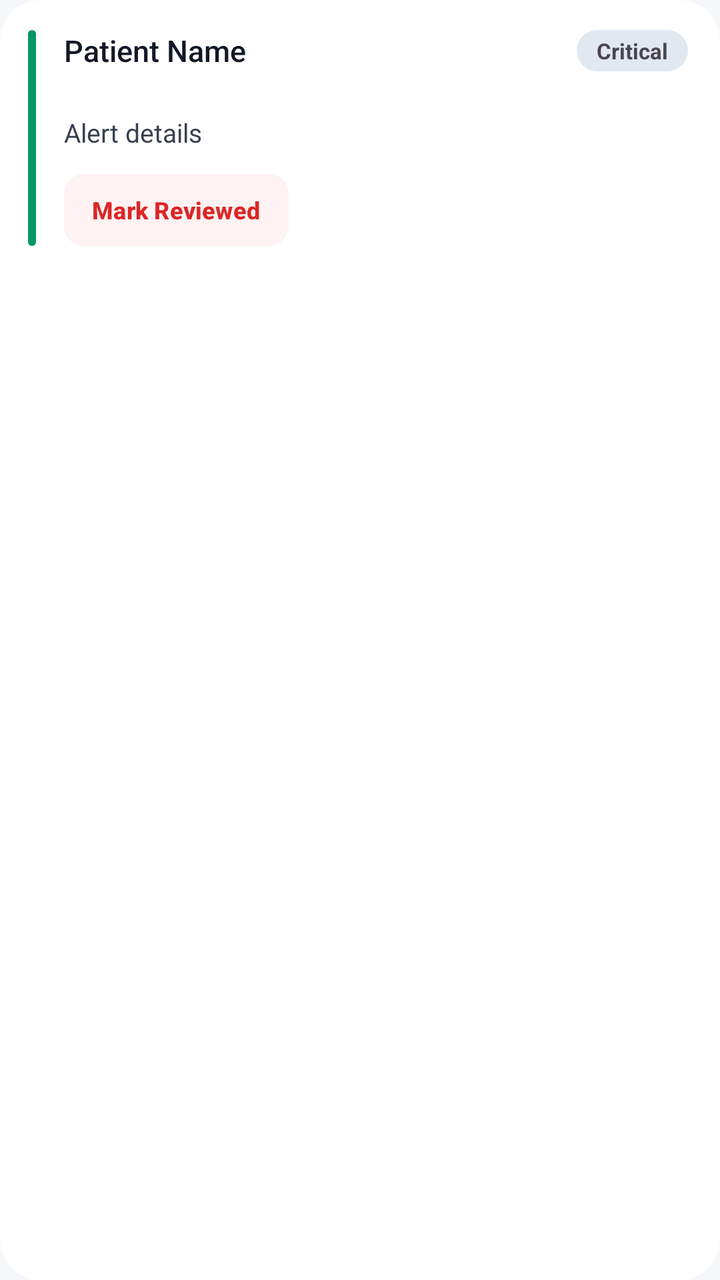
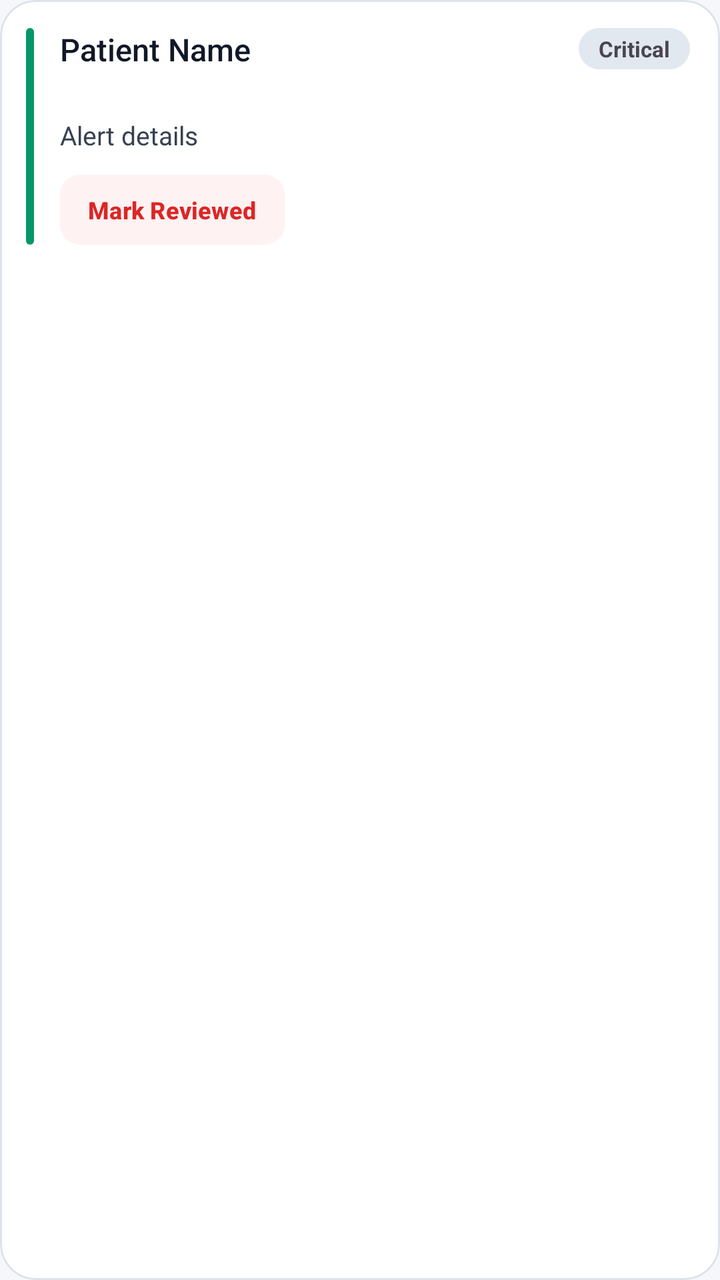

An Android layout rendered at two revisions. The XML below is the earlier revision; the diff shows what the commit changed to produce the second picture.
<!-- AndroidManifest.xml: application theme Theme.FlapGuardAI -->
<!-- res/layout/item_alert_card.xml -->
<?xml version="1.0" encoding="utf-8"?>
<com.google.android.material.card.MaterialCardView xmlns:android="http://schemas.android.com/apk/res/android"
    xmlns:app="http://schemas.android.com/apk/res-auto"
    android:id="@+id/card_alert"
    android:layout_width="match_parent"
    android:layout_height="wrap_content"
    android:layout_marginBottom="10dp"
    android:clickable="true"
    android:focusable="true"
    android:foreground="?attr/selectableItemBackground"
    app:cardBackgroundColor="@color/fg_surface"
    app:cardCornerRadius="20dp"
    app:cardElevation="0dp"
    app:strokeWidth="0dp">

    <LinearLayout
        android:layout_width="match_parent"
        android:layout_height="wrap_content"
        android:orientation="horizontal"
        android:paddingStart="14dp"
        android:paddingTop="15dp"
        android:paddingEnd="16dp"
        android:paddingBottom="15dp">

        <View
            android:id="@+id/view_alert_accent"
            android:layout_width="4dp"
            android:layout_height="match_parent"
            android:layout_marginEnd="14dp"
            android:background="@drawable/bg_status_bar" />

        <LinearLayout
            android:layout_width="0dp"
            android:layout_height="wrap_content"
            android:layout_weight="1"
            android:orientation="vertical">

            <LinearLayout
                android:layout_width="match_parent"
                android:layout_height="wrap_content"
                android:gravity="center_vertical"
                android:orientation="horizontal">

                <TextView
                    android:id="@+id/tv_alert_patient"
                    android:layout_width="0dp"
                    android:layout_height="wrap_content"
                    android:layout_weight="1"
                    android:fontFamily="sans-serif-medium"
                    android:text="Patient Name"
                    android:textColor="@color/fg_text_primary"
                    android:textSize="15sp" />

                <TextView
                    android:id="@+id/tv_alert_tier"
                    android:layout_width="wrap_content"
                    android:layout_height="wrap_content"
                    android:background="@drawable/bg_badge"
                    android:paddingStart="10dp"
                    android:paddingTop="3dp"
                    android:paddingEnd="10dp"
                    android:paddingBottom="3dp"
                    android:text="Critical"
                    android:textSize="11sp"
                    android:textStyle="bold" />
            </LinearLayout>

            <TextView
                android:id="@+id/tv_alert_time"
                android:layout_width="wrap_content"
                android:layout_height="wrap_content"
                android:layout_marginTop="2dp"
                android:text=""
                android:textColor="@color/fg_text_muted"
                android:textSize="11sp" />

            <TextView
                android:id="@+id/tv_alert_message"
                android:layout_width="match_parent"
                android:layout_height="wrap_content"
                android:layout_marginTop="5dp"
                android:text="Alert details"
                android:textColor="@color/fg_text_secondary"
                android:textSize="13sp" />

            <com.google.android.material.button.MaterialButton
                android:id="@+id/btn_ack_alert"
                style="@style/Widget.Material3.Button.TonalButton"
                android:layout_width="wrap_content"
                android:layout_height="36dp"
                android:layout_marginTop="12dp"
                android:insetTop="0dp"
                android:insetBottom="0dp"
                android:paddingStart="14dp"
                android:paddingEnd="14dp"
                android:text="Mark Reviewed"
                android:textAllCaps="false"
                android:textColor="@color/fg_danger"
                android:textSize="12sp"
                android:textStyle="bold"
                app:backgroundTint="@color/fg_danger_bg"
                app:cornerRadius="10dp" />

            <TextView
                android:id="@+id/tv_alert_acked_by"
                android:layout_width="wrap_content"
                android:layout_height="wrap_content"
                android:layout_marginTop="8dp"
                android:text="Reviewed"
                android:textColor="@color/fg_success"
                android:textSize="12sp"
                android:visibility="gone" />
        </LinearLayout>
    </LinearLayout>
</com.google.android.material.card.MaterialCardView>
<!-- resources referenced by this layout -->
<resources>
  <color name="fg_danger">#DC2626</color>
  <color name="fg_danger_bg">#FEF2F2</color>
  <color name="fg_success">#059669</color>
  <color name="fg_surface">#FFFFFF</color>
  <color name="fg_text_muted">#64748B</color>
  <color name="fg_text_primary">#111827</color>
  <color name="fg_text_secondary">#374151</color>
  <!-- drawable bg_badge (drawable) -->
  <?xml version="1.0" encoding="utf-8"?>
  <shape xmlns:android="http://schemas.android.com/apk/res/android" android:shape="rectangle">
      <solid android:color="#E2E8F0" />
      <corners android:radius="999dp" />
  </shape>
  <!-- drawable bg_status_bar (drawable) -->
  <?xml version="1.0" encoding="utf-8"?>
  <shape xmlns:android="http://schemas.android.com/apk/res/android" android:shape="rectangle">
      <solid android:color="@color/fg_success" />
      <corners android:radius="999dp" />
  </shape>
  <style name="Theme.FlapGuardAI" parent="Base.Theme.FlapGuardAI" />
  <style name="Base.Theme.FlapGuardAI" parent="Theme.Material3.DayNight.NoActionBar">
          <item name="colorPrimary">@color/fg_primary</item>
          <item name="colorOnPrimary">@color/white</item>
          <item name="colorPrimaryContainer">@color/fg_primary_soft</item>
          <item name="colorOnPrimaryContainer">@color/fg_primary_text</item>
          <item name="colorSecondary">@color/fg_accent</item>
          <item name="colorOnSecondary">@color/white</item>
          <item name="colorSecondaryContainer">@color/fg_primary_soft</item>
          <item name="colorOnSecondaryContainer">@color/fg_primary_text</item>
          <item name="colorSurface">@color/fg_surface</item>
          <item name="colorOnSurface">@color/fg_text_primary</item>
          <item name="colorSurfaceVariant">@color/fg_surface_soft</item>
          <item name="colorOnSurfaceVariant">@color/fg_text_secondary</item>
          <item name="colorOutline">@color/fg_border</item>
          <item name="android:windowBackground">@color/fg_bg</item>
          <item name="android:statusBarColor">@color/fg_bg</item>
          <item name="android:navigationBarColor">@color/fg_surface</item>
          <item name="android:windowLightStatusBar">true</item>
      </style>
  <color name="fg_primary">#0B3D60</color>
  <color name="white">#FFFFFF</color>
  <color name="fg_primary_soft">#E7F1F9</color>
  <color name="fg_primary_text">#0B3D60</color>
  <color name="fg_accent">#0D8A7E</color>
  <color name="fg_surface_soft">#EEF2F7</color>
  <color name="fg_border">#DCE3EC</color>
  <color name="fg_bg">#F5F7FA</color>
</resources>

<!-- the commit's change to res/layout/item_alert_card.xml (unified diff, before → after) -->
@@ -9,24 +9,25 @@
     android:focusable="true"
     android:foreground="?attr/selectableItemBackground"
     app:cardBackgroundColor="@color/fg_surface"
-    app:cardCornerRadius="20dp"
+    app:cardCornerRadius="18dp"
     app:cardElevation="0dp"
-    app:strokeWidth="0dp">
+    app:strokeColor="@color/fg_border"
+    app:strokeWidth="1dp">
 
     <LinearLayout
         android:layout_width="match_parent"
         android:layout_height="wrap_content"
         android:orientation="horizontal"
-        android:paddingStart="14dp"
-        android:paddingTop="15dp"
-        android:paddingEnd="16dp"
-        android:paddingBottom="15dp">
+        android:paddingStart="13dp"
+        android:paddingTop="14dp"
+        android:paddingEnd="15dp"
+        android:paddingBottom="14dp">
 
         <View
             android:id="@+id/view_alert_accent"
             android:layout_width="4dp"
             android:layout_height="match_parent"
-            android:layout_marginEnd="14dp"
+            android:layout_marginEnd="13dp"
             android:background="@drawable/bg_status_bar" />
 
         <LinearLayout
@@ -45,11 +46,14 @@
                     android:id="@+id/tv_alert_patient"
                     android:layout_width="0dp"
                     android:layout_height="wrap_content"
+                    android:layout_marginEnd="8dp"
                     android:layout_weight="1"
+                    android:ellipsize="end"
                     android:fontFamily="sans-serif-medium"
+                    android:maxLines="1"
                     android:text="Patient Name"
                     android:textColor="@color/fg_text_primary"
-                    android:textSize="15sp" />
+                    android:textSize="15.5sp" />
 
                 <TextView
                     android:id="@+id/tv_alert_tier"
@@ -72,13 +76,14 @@
                 android:layout_marginTop="2dp"
                 android:text=""
                 android:textColor="@color/fg_text_muted"
-                android:textSize="11sp" />
+                android:textSize="11.5sp" />
 
             <TextView
                 android:id="@+id/tv_alert_message"
                 android:layout_width="match_parent"
                 android:layout_height="wrap_content"
-                android:layout_marginTop="5dp"
+                android:layout_marginTop="6dp"
+                android:lineSpacingMultiplier="1.15"
                 android:text="Alert details"
                 android:textColor="@color/fg_text_secondary"
                 android:textSize="13sp" />
@@ -87,8 +92,8 @@
                 android:id="@+id/btn_ack_alert"
                 style="@style/Widget.Material3.Button.TonalButton"
                 android:layout_width="wrap_content"
-                android:layout_height="36dp"
-                android:layout_marginTop="12dp"
+                android:layout_height="35dp"
+                android:layout_marginTop="11dp"
                 android:insetTop="0dp"
                 android:insetBottom="0dp"
                 android:paddingStart="14dp"
@@ -106,9 +111,10 @@
                 android:layout_width="wrap_content"
                 android:layout_height="wrap_content"
                 android:layout_marginTop="8dp"
+                android:fontFamily="sans-serif-medium"
                 android:text="Reviewed"
                 android:textColor="@color/fg_success"
-                android:textSize="12sp"
+                android:textSize="11.5sp"
                 android:visibility="gone" />
         </LinearLayout>
     </LinearLayout>
